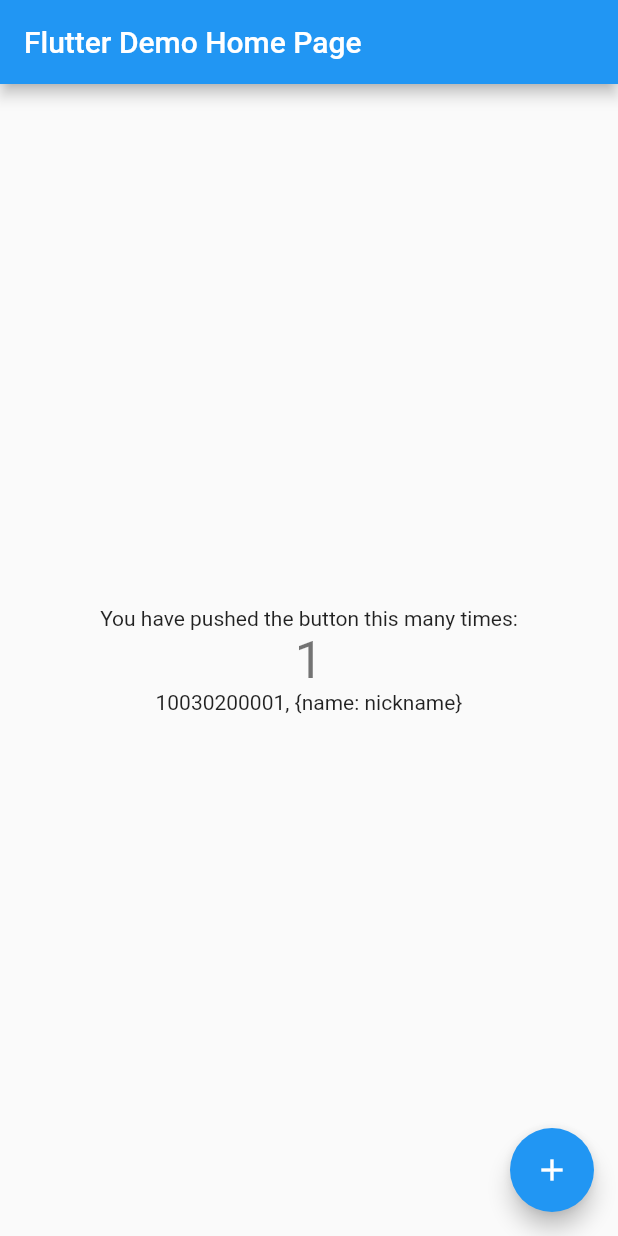
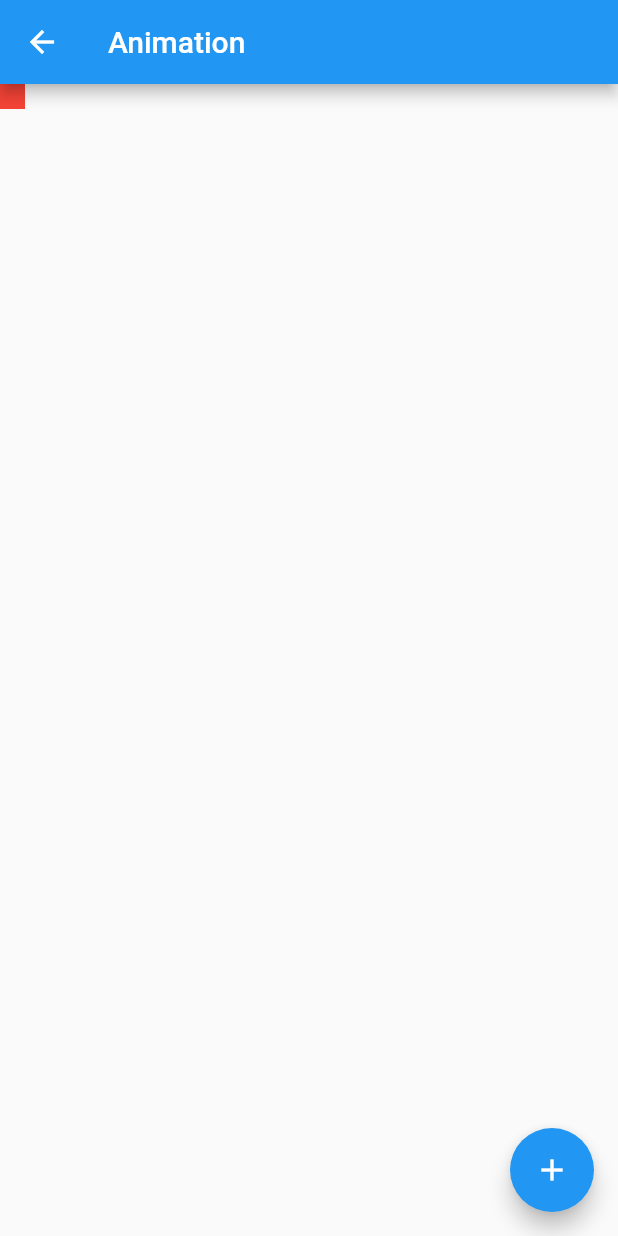
Before and after one commit to TralyFang/empty_flutter, a Flutter app: the screen it shows after launch, after a tap on the "add" icon, on a phone screen of 412 x 824 dp. Run offline on Flutter 3.47's test engine with Material 2 defaults, Android fonts, the phone set to English and light mode, and no system bars.

Commit message:
fix: animation

```diff
--- a/lib/main.dart
+++ b/lib/main.dart
@@ -2,8 +2,11 @@ import 'dart:async';
 import 'dart:convert';
 
 import 'package:empty_flutter/completer.dart';
+import 'package:empty_flutter/mounted/mounted_animation.dart';
 import 'package:flutter/foundation.dart';
 import 'package:flutter/material.dart';
+
+import 'mounted/nav_observers.dart';
 
 void main() {
   runApp(const MyApp());
@@ -16,6 +19,13 @@ class MyApp extends StatelessWidget {
   @override
   Widget build(BuildContext context) {
     return MaterialApp(
+      navigatorObservers: [YBDRouteObserver()],
+      initialRoute: 'HomePage.routeName',
+      routes: <String, WidgetBuilder>{
+        SecondPage.routeName: (_) => const SecondPage(''),
+        "/initialRoute": (_) => const MyApp(),
+        'HomePage.routeName': (_) => MountedAnimation(),
+      },
       title: 'Flutter Demo',
       theme: ThemeData(
         // This is the theme of your application.
@@ -52,13 +62,13 @@ class MyHomePage extends StatefulWidget {
   State<MyHomePage> createState() => _MyHomePageState();
 }
 
-class _MyHomePageState extends State<MyHomePage> with SingleTickerProviderStateMixin {
+class _MyHomePageState extends State<MyHomePage>
+    with SingleTickerProviderStateMixin {
   int _counter = 0;
 
   @override
   void initState() {
     super.initState();
-
   }
 
   Future<void> _incrementCounter() async {
@@ -74,6 +84,9 @@ class _MyHomePageState extends State<MyHomePage> with SingleTickerProviderStateM
     doSomething().then((value) {
       print('then:${DateTime.now()}: $value');
     });
+
+    Navigator.push(context,
+        MaterialPageRoute(builder: (context) => MountedAnimation()));
   }
 
   Future doSomething() {
@@ -135,12 +148,9 @@ class _MyHomePageState extends State<MyHomePage> with SingleTickerProviderStateM
               '$_counter',
               style: Theme.of(context).textTheme.headline4,
             ),
-            if (true)
-              _ttimeBBuilder(),
-            if (_counter % 2 == 0)
-              PageTwo(),
+            if (true) _ttimeBBuilder(),
+            if (_counter % 2 == 0) PageTwo(),
           ],
-
         ),
       ),
       floatingActionButton: FloatingActionButton(
@@ -152,14 +162,12 @@ class _MyHomePageState extends State<MyHomePage> with SingleTickerProviderStateM
   }
 
   _ttimeBBuilder() {
-    return Builder(
-        builder: (BuildContext context) {
-
+    return Builder(builder: (BuildContext context) {
       print('${DateTime.now()} start');
       var jsonDict = null;
       int re = 0;
-          for (int i=0; i< 100000; i++) {
-            int cc = i*2 + 300;
+      for (int i = 0; i < 100000; i++) {
+        int cc = i * 2 + 300;
         re += (cc + 3);
         jsonDict = jsonDecode("""
                       {"name":"nickname"}
@@ -167,10 +175,10 @@ class _MyHomePageState extends State<MyHomePage> with SingleTickerProviderStateM
       }
       re += _counter;
       print('${DateTime.now()} end, re:$re, $jsonDict');
-          return Text('$re, $jsonDict');});
+      return Text('$re, $jsonDict');
+    });
   }
 }
-
 
 class PageTwo extends StatelessWidget {
   @override
@@ -187,7 +195,11 @@ class PageTwo extends StatelessWidget {
   }
 
   static int _fibonacci(int i) {
-    if(i <= 1) return i;
+    if (i <= 1) return i;
     return _fibonacci(i - 1) + _fibonacci(i - 2);
   }
+
+  void _hello() {
+
   }
+}
--- /dev/null
+++ b/lib/mounted/mounted_animation.dart
@@ -0,0 +1,195 @@
+import 'package:flutter/cupertino.dart';
+import 'package:flutter/material.dart';
+
+class MountedAnimation extends StatefulWidget {
+  MountedAnimation({Key? key}) : super(key: key);
+
+  @override
+  _MountedAnimationState createState() => _MountedAnimationState();
+}
+
+class _MountedAnimationState extends State<MountedAnimation> with TickerProviderStateMixin {
+
+  double scale = 0;
+
+  String? _routeName;
+
+  late AnimationController _controller;
+
+  @override
+  void initState() {
+    // TODO: implement initState
+    super.initState();
+
+
+
+
+    _controller = AnimationController(vsync: this, duration: const Duration(seconds: 15));
+    _controller.addListener(() {
+      print('mounted:$mounted, value:${_controller.value}');
+      // 系统的弹窗并不会阻止动画，包括回调，UI更新。
+      // 目前仅验证了弹窗方式：showDialog，showModalBottomSheet
+      if (mounted) setState(() {});
+    });
+    _controller.addStatusListener((status) {
+      print('status:$status, value:${_controller.value}');
+
+      // completed 一定会在这个时间后回调的，不会这个时间之前回调；
+      // 换句话的意思就是，在动画的过程中push了新的界面，动画会被暂停，值会一直变更；
+      // 如果在动画时间内再次回到动画界面，动画的当前值不会接着上次的值做变更，而是居于开始的时间到现在的时间占比值来开始
+      // 即：duration：10s， 在3s的时候退出，当前动画值是0.3， 在7s再次回到动画界面，当前动画值是0.7；
+      // 如果在15s回到动画界面，那会直接回调completed，当前动画值是1.0；
+      if (status == AnimationStatus.completed) {
+        _controller.reset();
+        _controller.forward();
+        // if (_controller.value == 1.0) _controller.reverse();
+        // if (_controller.value == 0.0) _controller.forward();
+      }
+    });
+
+
+
+    WidgetsBinding.instance!.addPostFrameCallback((timeStamp) {
+      _routeName = ModalRoute.of(context)?.settings.name;
+      print('routeName:$_routeName');
+      if (_routeName == 'HomePage.routeName' || _routeName == null) {
+        _controller.reset();
+        _controller.forward();
+      }
+      setState(() {
+        scale = 5;
+      });
+    });
+
+
+  }
+
+  @override
+  Widget build(BuildContext context) {
+
+
+
+    return Scaffold(
+      appBar: AppBar(
+        // Here we take the value from the MyHomePage object that was created by
+        // the App.build method, and use it to set our appbar title.
+        title: const Text('Animation'),
+      ),
+      body:
+      Container(
+        width: 50*_controller.value*5,
+        height: 50*_controller.value*5,
+        color: Colors.red,
+      ),
+
+/*
+      AnimatedScale(
+        scale: scale,
+        duration: const Duration(seconds: 5),
+        child: Container(
+          width: 50,
+          height: 50,
+          color: Colors.red,
+        ),
+      ),
+
+ */
+      floatingActionButton: FloatingActionButton(
+        onPressed: () {
+
+          if (_routeName == '/mountedAniation') {
+            showModalBottomSheet(
+                context: context, builder: (BuildContext context){
+              return Container(width: 100, height: 4000, color: Colors.blue,);
+            });
+
+            Navigator.push(context,
+                MaterialPageRoute(
+                    settings: const RouteSettings(name: '/mountedAniation2', arguments: {'agr':'name'}),
+                    builder: (context) => MountedAnimation()));
+           return;
+          }
+
+          // 系统的弹窗并不会阻止动画，包括回调，UI更新。
+          // 也可以由导航控制器监听到push和pop事件
+          showDialog(
+              routeSettings: const RouteSettings(name: '/showDialog'),
+              context: context, builder: (BuildContext context){
+            return Container(width: 100, height: 4000, color: Colors.blue,);
+          });
+
+          showModalBottomSheet(
+              routeSettings: const RouteSettings(name: '/showModalBottomSheet'),
+              context: context, builder: (BuildContext context){
+            return Container(width: 100, height: 4000, color: Colors.blue,);
+          });
+
+          Navigator.push(context,
+              MaterialPageRoute(
+                settings: const RouteSettings(name: '/mountedAniation', arguments: {'agr':'name'}),
+                  builder: (context) => MountedAnimation()));
+
+          Navigator.pushNamed(context, 'HomePage.routeName');
+
+
+        },
+        tooltip: 'pop',
+        child: const Icon(Icons.add),
+      ),
+    );
+  }
+
+  @override
+  void dispose() {
+    _controller.dispose();
+    super.dispose();
+  }
+}
+
+class UnmoutedWidget extends StatelessWidget {
+  const UnmoutedWidget({Key? key}) : super(key: key);
+
+  @override
+  Widget build(BuildContext context) {
+    return MountedAnimation();
+  }
+}
+
+
+class SecondPage extends StatefulWidget {
+  const SecondPage(
+      this.payload, {
+        Key? key,
+      }) : super(key: key);
+
+  static const String routeName = '/secondPage';
+
+  final String? payload;
+
+  @override
+  State<StatefulWidget> createState() => SecondPageState();
+}
+
+class SecondPageState extends State<SecondPage> {
+  String? _payload;
+  @override
+  void initState() {
+    super.initState();
+    _payload = widget.payload;
+  }
+
+  @override
+  Widget build(BuildContext context) => Scaffold(
+    appBar: AppBar(
+      title: Text('Second Screen with payload: ${_payload ?? ''}'),
+    ),
+    body: Center(
+      child: ElevatedButton(
+        onPressed: () {
+          Navigator.pop(context);
+        },
+        child: const Text('Go back!'),
+      ),
+    ),
+  );
+}
```
Also changed, not shown: lib/mounted/nav_observers.dart (added, +45 -0 lines), 2 other files. Lines whose indentation alone changed are shown as unchanged.
